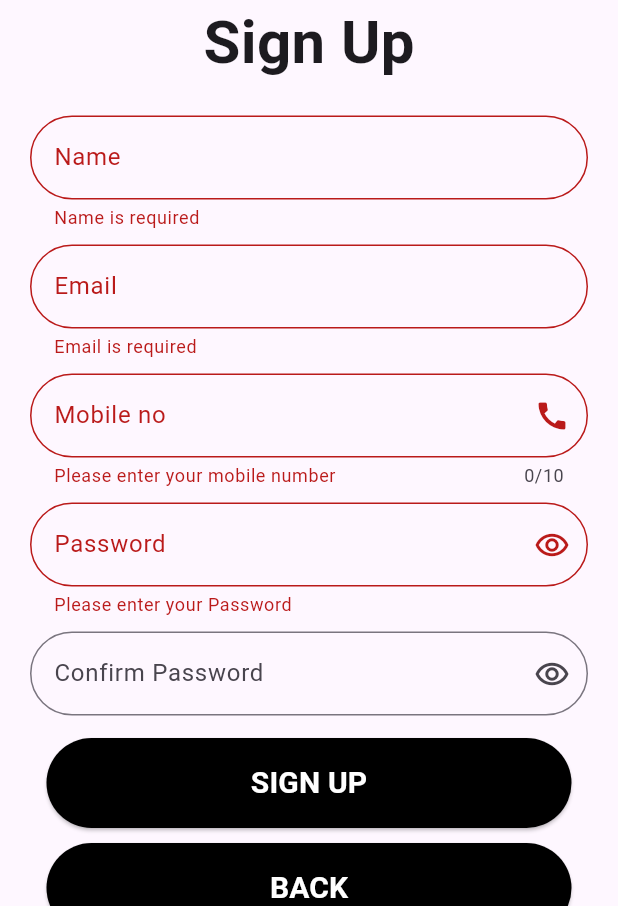
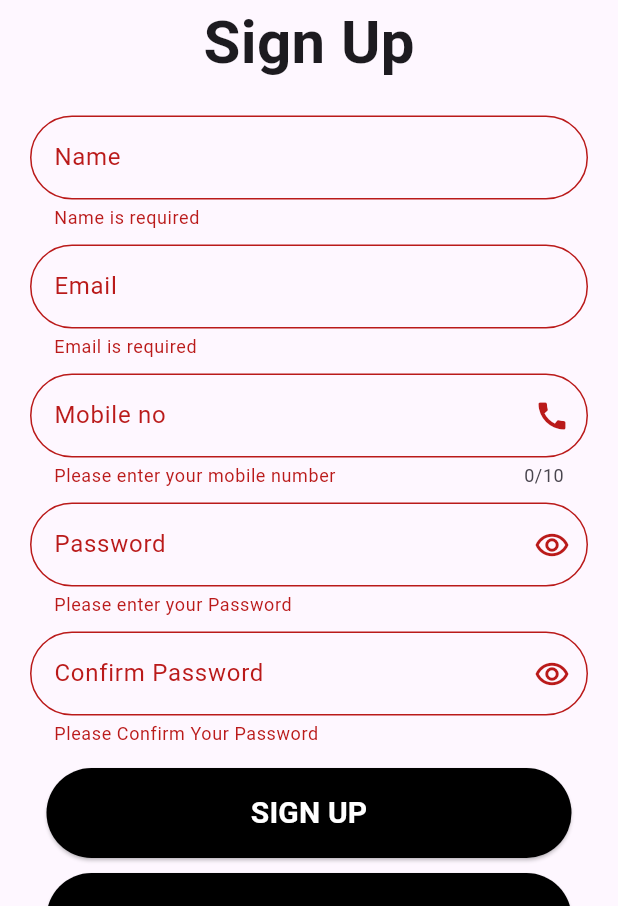
Before and after one commit to rayeensaniya/ToDo-App, a Flutter app: the SignUpScreen screen opened directly, after a tap on "SIGN UP", on a phone screen of 412 x 824 dp, the part 330-1236 px from its top. Run offline on Flutter 3.47's test engine with Material 2 defaults, Android fonts, the phone set to English and light mode, and no system bars; our stand-ins replace rxdart.

```diff
--- /dev/null
+++ b/lib/bloc/dashboard_bloc.dart
@@ -0,0 +1,5 @@
+import 'package:rxdart/rxdart.dart';
+
+class DashboardBloc{
+ final isChecked=BehaviorSubject<bool>.seeded(false);
+}
--- a/lib/bloc/signup_bloc.dart
+++ b/lib/bloc/signup_bloc.dart
@@ -1,3 +1,5 @@
+import '../constant/regex_constant.dart';
+
 class SignUpBloc{
   String? nameValidator({String? name}) {
     if (name == null || name.trim().isEmpty) {
@@ -6,8 +8,11 @@ class SignUpBloc{
     return null;
   }
   String? emailValidator({String?email}){
+
     if(email == null || email.trim().isEmpty){
       return 'Email is required';
+    }else if(!RegexConst.emailRegex.hasMatch(email)){
+      return 'Invalid Email';
     }
     return  null;
   }
@@ -25,9 +30,11 @@ class SignUpBloc{
     }
     return  null;
   }
-  String? confirmPassword({String?confirm}){
+  String? confirmPassword({String?confirm,String?password}){
     if(confirm == null || confirm.trim().isEmpty){
       return 'Please Confirm Your Password';
+    }else if(confirm != password){
+      return 'Password do not match';
     }
     return  null;
   }
--- /dev/null
+++ b/lib/constant/regex_constant.dart
@@ -0,0 +1,3 @@
+class RegexConst{
+  static final emailRegex = RegExp(r'^.+@[a-zA-Z]+\.{1}[a-zA-Z]+(\.{0,1}[a-zA-Z]+)$');
+}
--- a/lib/screens/sign_up.dart
+++ b/lib/screens/sign_up.dart
@@ -1,5 +1,6 @@
 import 'package:flutter/material.dart';
 import 'package:todo_app/bloc/signup_bloc.dart';
+import 'package:todo_app/screens/dashboard.dart';
 import 'package:todo_app/widget/button.dart';
 import 'package:todo_app/widget/text_field.dart';
 
@@ -37,7 +38,6 @@ class _SignUpScreenState extends State<SignUpScreen> {
       body: SingleChildScrollView(
         child: Padding(
           padding: const EdgeInsets.all(20.0),
-          child: Expanded(
           child: Form(
             key: _formKey,
             child: Column(
@@ -55,7 +55,7 @@ class _SignUpScreenState extends State<SignUpScreen> {
                   onFieldSubmitted: (p0) {
                     FocusScope.of(context).requestFocus(emailFocus);
                   },
-                    validator: (value) => _signupBloc.nameValidator(),),
+                  validator: (value) => _signupBloc.nameValidator(name: value),),
                 const SizedBox(
                   height: 10,
                 ),
@@ -66,13 +66,13 @@ class _SignUpScreenState extends State<SignUpScreen> {
                     nameFocus.unfocus();
                     FocusScope.of(context).requestFocus(mobileFocus);
                   },
-                    validator: (p0) => _signupBloc.emailValidator(),),
+                  validator: (p0) => _signupBloc.emailValidator(email: p0),),
                 const SizedBox(
                   height: 10,
                 ),
                  AppTextField(labelText: 'Mobile no',
                    suffixIcon: const Icon(Icons.call),
-                     validator: (value) => _signupBloc.mobileValidator() ,
+                   validator: (value) => _signupBloc.mobileValidator(mobile: value) ,
                focusNode: mobileFocus,
                maxLength: 10,
                  keyboardType: TextInputType.phone,
@@ -87,7 +87,7 @@ class _SignUpScreenState extends State<SignUpScreen> {
                   },
                   suffixIcon: const Icon(Icons.remove_red_eye_outlined),
                   focusNode: passwordFocus,
-                    validator: (value) => _signupBloc.passwordValidator(),),
+                  validator: (value) => _signupBloc.passwordValidator(password: value),),
                 const SizedBox(
                   height: 10,
                 ),
@@ -98,11 +98,8 @@ class _SignUpScreenState extends State<SignUpScreen> {
 
                    },
                    focusNode: confirmFocus,
-                     validator: (value) {_signupBloc.confirmPassword();
-                     if(value != _password.text){
-                       return 'Password do not match';
-                     }
-                     return null;
+                   validator: (value) {
+                   return _signupBloc.confirmPassword(confirm: value!.trim(),password: _password.text.trim());
                    } ,),
                 const SizedBox(
                   height: 15,
@@ -111,7 +108,7 @@ class _SignUpScreenState extends State<SignUpScreen> {
                     text: 'SIGN UP',
                     onpPressed: () {
          if(_formKey.currentState!.validate()){
-
+          Navigator.push(context, MaterialPageRoute(builder: (context) => const Dashboard(),));
          }}
                 ),
                 const SizedBox(
@@ -125,7 +122,6 @@ class _SignUpScreenState extends State<SignUpScreen> {
           ),
         ),
       ),
-      ),
     );
   }
 }
--- a/lib/widget/text_field.dart
+++ b/lib/widget/text_field.dart
@@ -34,6 +34,7 @@ class _AppTextFieldState extends State<AppTextField> {
       focusNode:widget.focusNode ,
       maxLength: widget.maxLength,
       controller: widget.controller,
+      autovalidateMode: AutovalidateMode.onUserInteraction,
       validator: widget.validator,
       decoration: InputDecoration(
         suffixIcon: widget.suffixIcon,
--- a/pubspec.yaml
+++ b/pubspec.yaml
@@ -35,6 +35,7 @@ dependencies:
   # The following adds the Cupertino Icons font to your application.
   # Use with the CupertinoIcons class for iOS style icons.
   cupertino_icons: ^1.0.2
+  rxdart: ^0.27.7
 
 dev_dependencies:
   flutter_test:
```
Also changed, not shown: lib/bloc/login_bloc.dart (+8 -4 lines), lib/screens/add_screen.dart (added, +29 -0 lines), lib/screens/dashboard.dart (added, +47 -0 lines), lib/screens/log_in.dart (+19 -5 lines), lib/widget/app_card.dart (added, +96 -0 lines), pubspec.lock. Lines whose indentation alone changed are shown as unchanged.
